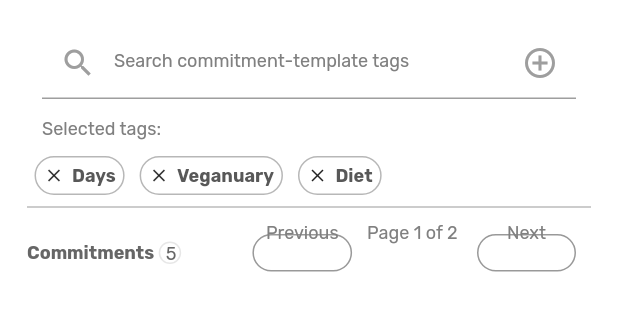
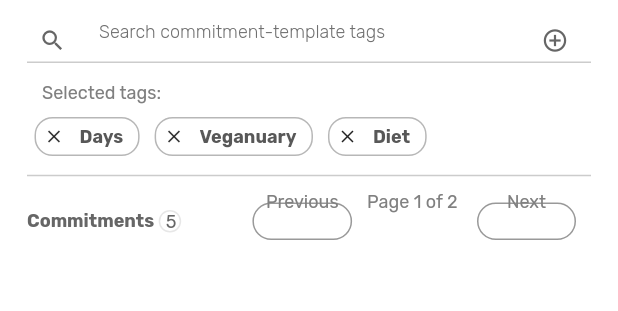
Before and after one commit to CollActionteam/collaction_cms, a Flutter app: the CommitmentTemplate widget shown alone on an empty page, opened directly with empty values, on a phone screen of 412 x 824 dp. Shown: the top 311 px of the screen. Run offline on Flutter 3.47's test engine with Material 2 defaults, Android fonts, the phone set to English and light mode, and no system bars; our stand-ins replace bloc, dartz, dotted_border, equatable, firebase_auth, firebase_core and 8 more; missing offline and left inert: country_codes, crop_your_image, dart:html, defer_pointer, flutter_dropzone, image_network and 1 more; accounts and stored records are empty; generated files the repository leaves out were written again; network calls fail; statements that could not run were skipped.

Commit message:
fix: aesthetic changes

```diff
--- a/lib/presentation/crowdactions/crowdaction_form/sections/commitments_section/assign_commitments/commitment_template/commitment_template.dart
+++ b/lib/presentation/crowdactions/crowdaction_form/sections/commitments_section/assign_commitments/commitment_template/commitment_template.dart
@@ -17,9 +17,13 @@ class _CommitmentTemplateState extends State<CommitmentTemplate> {
     return Padding(
       padding: const EdgeInsets.all(18.0),
       child: Column(crossAxisAlignment: CrossAxisAlignment.start, children: [
-        const TagSearchSection(),
+        const Padding(
+          padding: EdgeInsets.only(bottom: 5.0),
+          child: TagSearchSection(),
+        ),
         const Divider(
-          color: kBlackPrimary200,
+          color: kBlackPrimary100,
+          thickness: 1,
         ),
         CommitmentListPages(fullWidth: widget.fullWidth),
       ]),
--- a/lib/presentation/crowdactions/crowdaction_form/sections/commitments_section/assign_commitments/commitment_template/commitment_template_widgets/tag_search.dart
+++ b/lib/presentation/crowdactions/crowdaction_form/sections/commitments_section/assign_commitments/commitment_template/commitment_template_widgets/tag_search.dart
@@ -1,3 +1,5 @@
+import 'dart:ui';
+
 import 'package:flutter/material.dart';
 
 import '../../../../../../../shared/extra/tags_pills.dart';
@@ -12,29 +14,57 @@ class TagSearchSection extends StatefulWidget {
 
 class _TagSearchSectionState extends State<TagSearchSection> {
   List<String> tags = ["Days", "Veganuary", "Diet"];
+  String hintText = 'Search commitment-template tags';
+  FocusNode focusNode = FocusNode();
+
+  @override
+  void initState() {
+    super.initState();
+    focusNode.addListener(() {
+      setState(() {
+        if (focusNode.hasFocus) {
+          hintText = '';
+        } else {
+          hintText = 'Search commitment-template tags';
+        }
+      });
+    });
+  }
+
   @override
   Widget build(BuildContext context) {
     return Column(
       crossAxisAlignment: CrossAxisAlignment.start,
       children: [
-        Padding(
-          padding: const EdgeInsets.only(
-            left: 10.0,
-            right: 10,
-          ),
+        SizedBox(
+          height: 24,
           child: TextField(
-            decoration: const InputDecoration(
-              prefixIcon: Icon(Icons.search),
-              prefixIconColor: Colors.grey,
-              suffixIcon: Icon(Icons.add_circle_outline),
-              suffixIconColor: Colors.grey,
-              hintText: 'Search commitment-template tags',
-              hintStyle: CollactionTextStyles.captionStyleLight,
-              enabledBorder: UnderlineInputBorder(
-                borderSide: BorderSide(color: Colors.grey),
+            cursorHeight: 12,
+            focusNode: focusNode,
+            cursorColor: kBlackPrimary200,
+            decoration: InputDecoration(
+              isDense: true,
+              contentPadding: const EdgeInsets.fromLTRB(20.0, 10.0, 20.0, 13.0),
+              prefixIcon: const Padding(
+                padding: EdgeInsets.only(right: 14.0, bottom: 10),
+                child: Icon(
+                  Icons.search,
+                ),
               ),
-              focusedBorder: UnderlineInputBorder(
-                borderSide: BorderSide(color: Colors.grey),
+              prefixIconColor: kBlackPrimary300,
+              suffixIcon: const Padding(
+                padding: EdgeInsets.only(bottom: 10.0),
+                child: Icon(Icons.add_circle_outline),
+              ),
+              suffixIconColor: kBlackPrimary300,
+              hintText: hintText,
+              hintStyle: CollactionTextStyles.captionStyle.copyWith(
+                  color: const Color(0xFF707070), fontWeight: FontWeight.w200),
+              enabledBorder: const UnderlineInputBorder(
+                borderSide: BorderSide(color: kBlackPrimary100),
+              ),
+              focusedBorder: const UnderlineInputBorder(
+                borderSide: BorderSide(color: kBlackPrimary100),
               ),
             ),
             onSubmitted: (seachedTag) {
@@ -45,7 +75,7 @@ class _TagSearchSectionState extends State<TagSearchSection> {
           ),
         ),
         const Padding(
-          padding: EdgeInsets.all(10.0),
+          padding: EdgeInsets.fromLTRB(10, 10, 0, 8),
           child: Text(
             "Selected tags:",
             style: CollactionTextStyles.captionStyleLight,
--- a/lib/presentation/shared/extra/tags_pills.dart
+++ b/lib/presentation/shared/extra/tags_pills.dart
@@ -23,7 +23,7 @@ class TagPill extends StatelessWidget {
           padding: const EdgeInsets.all(5),
           decoration: BoxDecoration(
               color: backgroundColor,
-              borderRadius: BorderRadius.circular(15),
+              borderRadius: BorderRadius.circular(12),
               border: Border.all(
                 color: const Color(0xFF707070).withOpacity(0.5),
               )),
@@ -41,10 +41,13 @@ class TagPill extends StatelessWidget {
                 ),
               ),
               const SizedBox(width: 5),
-              Text(
-                value,
-                style: CollactionTextStyles.captionStyleBold.copyWith(
-                  color: const Color(0xFF585858),
+              Padding(
+                padding: const EdgeInsets.only(left: 5, right: 5),
+                child: Text(
+                  value,
+                  style: CollactionTextStyles.captionStyleBold.copyWith(
+                    color: const Color(0xFF585858),
+                  ),
                 ),
               )
             ],
```
